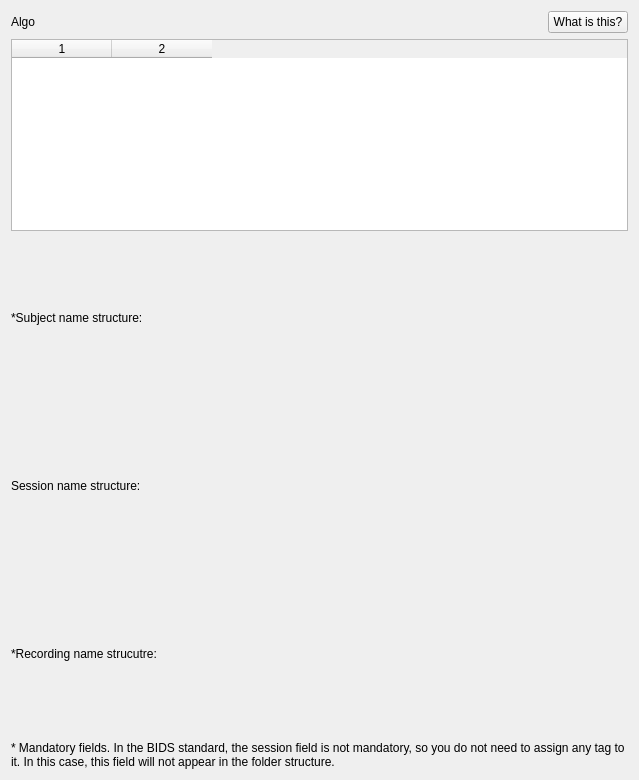
Old version of the form converter/conversion/view.ui in the repository medusabci/medusa-analyzer.
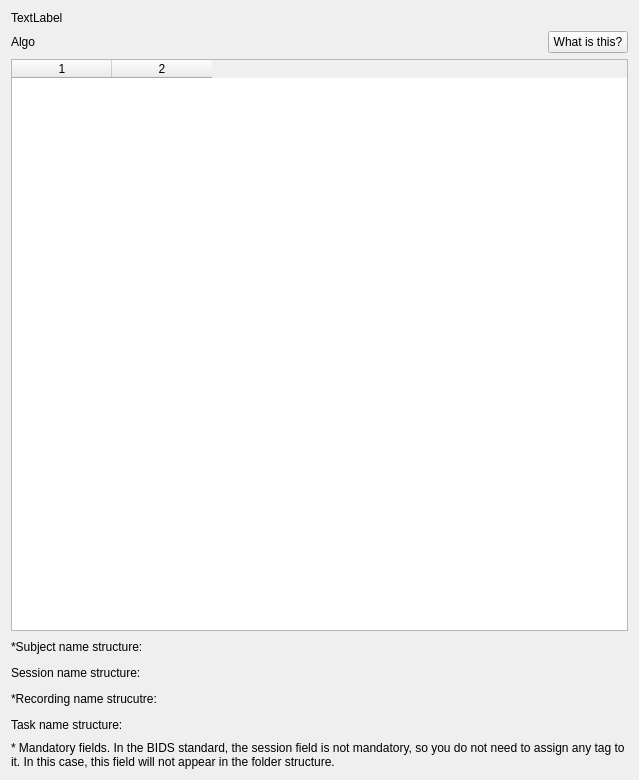
New version of the form.

Diff of the .ui file:
```diff
--- a/converter/conversion/view.ui
+++ b/converter/conversion/view.ui
@@ -14,6 +14,13 @@
    <string>Form</string>
   </property>
   <layout class="QVBoxLayout" name="verticalLayout_2">
+   <item>
+    <widget class="QLabel" name="label_7">
+     <property name="text">
+      <string>TextLabel</string>
+     </property>
+    </widget>
+   </item>
    <item>
     <layout class="QHBoxLayout" name="horizontalLayout">
      <item>
@@ -72,6 +79,9 @@
      </item>
      <item>
       <spacer name="horizontalSpacer_2">
+       <property name="orientation">
+        <enum>Qt::Horizontal</enum>
+       </property>
        <property name="sizeHint" stdset="0">
         <size>
          <width>40</width>
@@ -99,7 +109,10 @@
       </widget>
      </item>
      <item>
-      <spacer name="horizontalSpacer_3">
+      <spacer name="horizontalSpacer_4">
+       <property name="orientation">
+        <enum>Qt::Horizontal</enum>
+       </property>
        <property name="sizeHint" stdset="0">
         <size>
          <width>40</width>
@@ -127,7 +140,41 @@
       </widget>
      </item>
      <item>
-      <spacer name="horizontalSpacer_4">
+      <spacer name="horizontalSpacer_3">
+       <property name="orientation">
+        <enum>Qt::Horizontal</enum>
+       </property>
+       <property name="sizeHint" stdset="0">
+        <size>
+         <width>40</width>
+         <height>20</height>
+        </size>
+       </property>
+      </spacer>
+     </item>
+    </layout>
+   </item>
+   <item>
+    <layout class="QHBoxLayout" name="horizontalLayout_2">
+     <item>
+      <widget class="QLabel" name="label_8">
+       <property name="text">
+        <string>Task name structure:</string>
+       </property>
+      </widget>
+     </item>
+     <item>
+      <widget class="QLabel" name="taskLabel">
+       <property name="text">
+        <string/>
+       </property>
+      </widget>
+     </item>
+     <item>
+      <spacer name="horizontalSpacer_5">
+       <property name="orientation">
+        <enum>Qt::Horizontal</enum>
+       </property>
        <property name="sizeHint" stdset="0">
         <size>
          <width>40</width>
```
